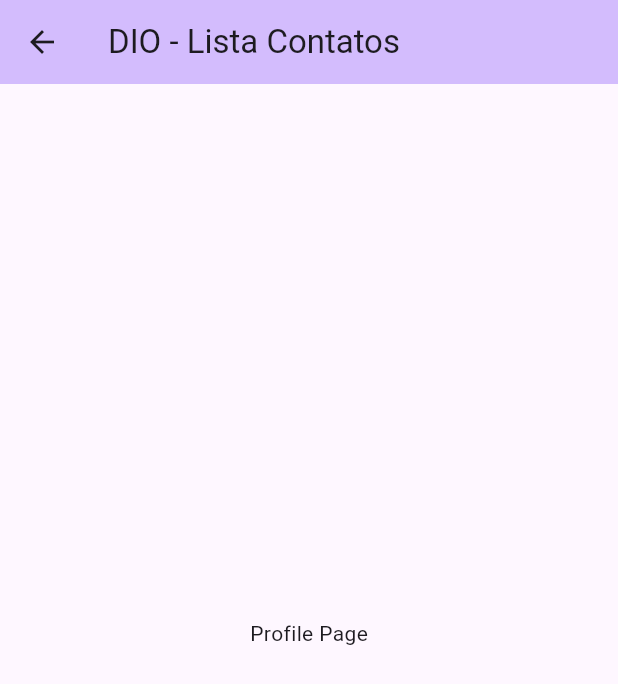
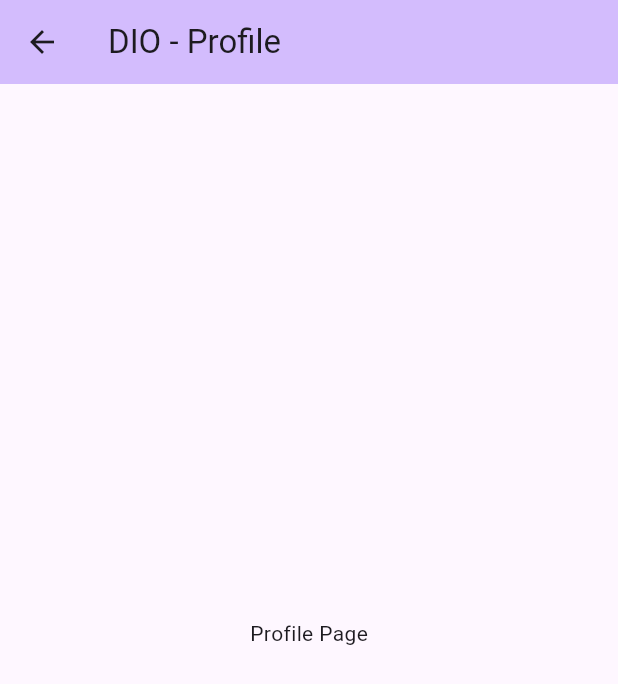
Before and after one commit to fonsecadeivid/dio_lista_contato, a Flutter app: the ProfilePage screen opened directly, on a phone screen of 412 x 824 dp. Shown: the top 684 px of the screen. Run offline on Flutter 3.47's test engine with Material 3 defaults, Android fonts, the light colour scheme and no system bars; our stand-ins replace dio, flutter_modular, mobx; generated files the repository leaves out were written again.

Commit message:
Ajuste AppBar

```diff
--- a/lib/ui/pages/profile_page.dart
+++ b/lib/ui/pages/profile_page.dart
@@ -14,7 +14,7 @@
       appBar: AppBar(
         backgroundColor: Theme.of(context).colorScheme.inversePrimary,
 
-        title: Text('DIO - Lista Contatos'),
+        title: Text('DIO - Profile'),
       ),
       body: Center(
         child: Column(
--- a/lib/ui/pages/register_page.dart
+++ b/lib/ui/pages/register_page.dart
@@ -14,7 +14,7 @@
       appBar: AppBar(
         backgroundColor: Theme.of(context).colorScheme.inversePrimary,
 
-        title: Text('DIO - Lista Contatos'),
+        title: Text('DIO - Cadastro Contatos'),
       ),
       body: Center(
         child: Column(
```
